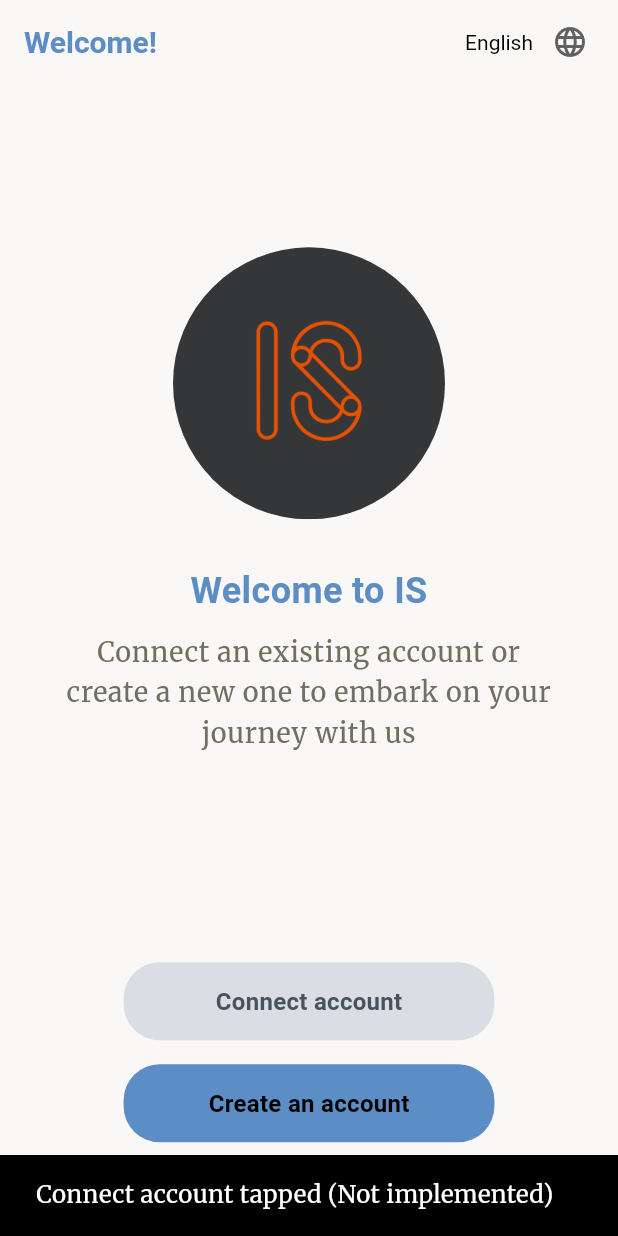
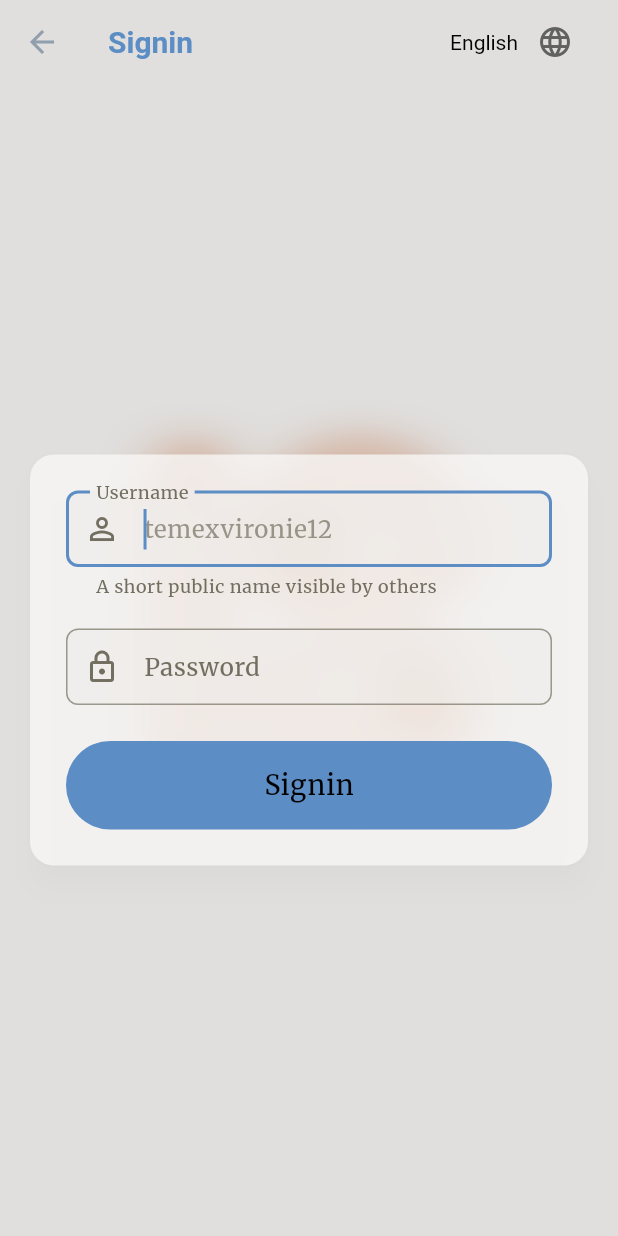
Before and after one commit to recordbreakersorg/ins, a Flutter app: the screen it shows after launch, after a tap on "Connect account", on a phone screen of 412 x 824 dp. Run offline on Flutter 3.47's test engine with Material 3 defaults, Android fonts, the phone set to English and light mode, and no system bars; our stand-ins replace flutter_markdown, google_fonts, intl_phone_number_input, logger, shared_preferences; network calls fail.

Commit message:
Addind pages

```diff
--- a/lib/backend.dart
+++ b/lib/backend.dart
@@ -4,7 +4,7 @@ import 'package:ins/models.dart' as models;
 import 'package:http/http.dart' as http;
 
 String getBackendBase() {
-  return kDebugMode ? "http://localhost:8080" : "https://api.ins.rbs.cm";
+  return kDebugMode ? "http://191.168.1.192:8080" : "https://api.ins.rbs.cm";
 }
 
 Future<Map<String, dynamic>> query(
--- a/lib/l10n/app_en.arb
+++ b/lib/l10n/app_en.arb
@@ -2,6 +2,7 @@
   "acceptContinue": "Accept & Continue",
   "contactInformation": "Contact Information",
   "accountCreatedSuccesfuly": "#Account succefsully created",
+  "couldNotSaveAppState": "Could not save app State",
   "invalidDomainComponent": "Invalid domain component",
   "loadingTerms": "Loading terms of service",
   "passwordsDoNotMatch": "Passwords do not match",
@@ -55,6 +56,7 @@
   "areWeGoing": "Are we going?",
   "editProfile": "Edit Profile",
   "reenterPassword": "Re-enter password",
+  "signin": "Signin",
   "username": "Username",
   "loginInformations": "Login information",
   "invalidCharacterInEmail": "Invalid character in email ",
--- a/lib/l10n/app_fr.arb
+++ b/lib/l10n/app_fr.arb
@@ -2,6 +2,7 @@
   "acceptContinue": "Accepter & Continuer",
   "contactInformation": "Informations de contact",
   "accountCreatedSuccesfuly": "##Account succefsully created",
+  "couldNotSaveAppState": "#Could not save app State",
   "invalidDomainComponent": "Composant de domaine invalide",
   "loadingTerms": "Chargement des conditions d'utilisation",
   "passwordsDoNotMatch": "Les mots de passe ne correspondent pas",
@@ -55,6 +56,7 @@
   "areWeGoing": "On y va ?",
   "editProfile": "Modifier le profil",
   "reenterPassword": "Retapez votre mot de passe",
+  "signin": "#Signin",
   "username": "Nom d'utilisateur",
   "loginInformations": "Informations de connexion",
   "invalidCharacterInEmail": "Caractère invalide dans l'e-mail",
--- a/lib/l10n/app_localizations.dart
+++ b/lib/l10n/app_localizations.dart
@@ -115,6 +115,12 @@ abstract class AppLocalizations {
   /// In en, this message translates to:
   /// **'#Account succefsully created'**
   String get accountCreatedSuccesfuly;
+
+  /// No description provided for @couldNotSaveAppState.
+  ///
+  /// In en, this message translates to:
+  /// **'Could not save app State'**
+  String get couldNotSaveAppState;
 
   /// No description provided for @invalidDomainComponent.
   ///
@@ -434,6 +440,12 @@ abstract class AppLocalizations {
   /// **'Re-enter password'**
   String get reenterPassword;
 
+  /// No description provided for @signin.
+  ///
+  /// In en, this message translates to:
+  /// **'Signin'**
+  String get signin;
+
   /// No description provided for @username.
   ///
   /// In en, this message translates to:
--- a/lib/l10n/app_localizations_en.dart
+++ b/lib/l10n/app_localizations_en.dart
@@ -16,6 +16,9 @@ class AppLocalizationsEn extends AppLocalizations {
 
   @override
   String get accountCreatedSuccesfuly => '#Account succefsully created';
+
+  @override
+  String get couldNotSaveAppState => 'Could not save app State';
 
   @override
   String get invalidDomainComponent => 'Invalid domain component';
@@ -188,6 +191,9 @@ class AppLocalizationsEn extends AppLocalizations {
   String get reenterPassword => 'Re-enter password';
 
   @override
+  String get signin => 'Signin';
+
+  @override
   String get username => 'Username';
 
   @override
--- a/lib/l10n/app_localizations_fr.dart
+++ b/lib/l10n/app_localizations_fr.dart
@@ -16,6 +16,9 @@ class AppLocalizationsFr extends AppLocalizations {
 
   @override
   String get accountCreatedSuccesfuly => '##Account succefsully created';
+
+  @override
+  String get couldNotSaveAppState => '#Could not save app State';
 
   @override
   String get invalidDomainComponent => 'Composant de domaine invalide';
@@ -191,6 +194,9 @@ class AppLocalizationsFr extends AppLocalizations {
   String get reenterPassword => 'Retapez votre mot de passe';
 
   @override
+  String get signin => '#Signin';
+
+  @override
   String get username => 'Nom d\'utilisateur';
 
   @override
--- /dev/null
+++ b/lib/pages/sign/signin.dart
@@ -0,0 +1,259 @@
+import 'dart:ui';
+import 'package:flutter/material.dart';
+import 'package:flutter/services.dart';
+import 'package:ins/appstate.dart';
+import 'package:ins/l10n/app_localizations.dart';
+import 'package:ins/widgets/locale_chooser.dart';
+import 'package:ins/backend.dart' as backend;
+import 'package:ins/models.dart' as models;
+
+class SigninPage extends StatelessWidget {
+  final TextEditingController _usernameController = TextEditingController();
+  final TextEditingController _passwordController = TextEditingController();
+  SigninPage({super.key});
+
+  // Define a breakpoint for wide screens
+  static const double _wideScreenBreakpoint = 720.0;
+
+  @override
+  Widget build(BuildContext context) {
+    return Scaffold(
+      appBar: AppBar(
+        title: Text(AppLocalizations.of(context)!.signin),
+        leading: const BackButton(),
+        backgroundColor: Colors.transparent, // Make AppBar transparent
+        elevation: 0, // No shadow for AppBar
+        actions: const [LocaleChooserWidget(), SizedBox(width: 30)],
+      ),
+      extendBodyBehindAppBar: true, // Allow body to extend behind AppBar
+      body: Stack(
+        children: [
+          Column(
+            mainAxisAlignment: MainAxisAlignment.center,
+            children: [
+              Padding(
+                padding: EdgeInsetsGeometry.all(100),
+                child: Image.asset(
+                  "assets/icon/is-transparent-crop.png", // Ensure this path is correct
+                  fit: BoxFit.cover,
+                  errorBuilder: (context, error, stackTrace) {
+                    // Fallback if image fails to load
+                    return Container(
+                      color: Theme.of(context).colorScheme.secondary,
+                    );
+                  },
+                ),
+              ),
+            ],
+          ),
+
+          Positioned.fill(
+            child: BackdropFilter(
+              filter: ImageFilter.blur(sigmaX: 20, sigmaY: 15),
+              child: Container(
+                // Add a subtle tint to the blur for better text contrast if needed
+                color: Colors.black.withOpacity(0.1),
+              ),
+            ),
+          ),
+
+          // 3. Content Layer
+          SafeArea(
+            child: LayoutBuilder(
+              builder: (context, constraints) {
+                final bool isWideScreen =
+                    constraints.maxWidth > _wideScreenBreakpoint;
+
+                if (isWideScreen) {
+                  // Wide screen layout: Two-pane
+                  return Row(
+                    children: [
+                      // Left pane (can be empty, show another graphic, or branding)
+                      Expanded(flex: 1, child: _buildLeftPane(context)),
+                      // Right pane (form content)
+                      Expanded(
+                        flex: 1, // Adjust flex
+                        child: Center(
+                          // Center the card in this pane
+                          child: _buildFormContentCard(context),
+                        ),
+                      ),
+                    ],
+                  );
+                } else {
+                  // Narrow screen layout: Single centered column
+                  return Center(child: _buildFormContentCard(context));
+                }
+              },
+            ),
+          ),
+        ],
+      ),
+    );
+  }
+
+  Widget _buildFormContentCard(BuildContext context) {
+    return Padding(
+      // Add padding around the card itself for spacing from screen edges
+      padding: const EdgeInsets.symmetric(horizontal: 20.0, vertical: 20.0),
+      child: Material(
+        elevation: 8.0,
+        borderRadius: BorderRadius.circular(16.0),
+        // Make card background slightly transparent to blend with blurred background
+        color: Theme.of(context).colorScheme.surface.withAlpha(200),
+        child: SingleChildScrollView(
+          // Allows content to scroll if it's too long
+          padding: const EdgeInsets.all(24.0),
+          child: ConstrainedBox(
+            constraints: const BoxConstraints(
+              maxWidth: 400, // Max width for the form content itself
+            ),
+            child: Column(
+              mainAxisSize:
+                  MainAxisSize.min, // So column takes minimum necessary height
+              crossAxisAlignment:
+                  CrossAxisAlignment.stretch, // Button will stretch
+              children: [
+                _buildSigninForm(context),
+                const SizedBox(height: 24.0), // Spacing before the button
+                FilledButton(
+                  onPressed: () => _signinUser(context),
+                  style: FilledButton.styleFrom(
+                    padding: const EdgeInsets.symmetric(vertical: 16.0),
+                    textStyle: Theme.of(context).textTheme.labelLarge,
+                  ),
+                  child: Text(
+                    AppLocalizations.of(context)!.signin,
+                    style: Theme.of(context).textTheme.bodyLarge,
+                  ),
+                ),
+              ],
+            ),
+          ),
+        ),
+      ),
+    );
+  }
+
+  Widget _buildLeftPane(BuildContext context) {
+    return SizedBox(
+      height: 400,
+      width: 400,
+      child: Card(
+        margin: EdgeInsets.zero,
+        shape: RoundedSuperellipseBorder(
+          borderRadius: BorderRadius.only(
+            topRight: Radius.circular(5),
+            bottomRight: Radius.circular(5),
+          ),
+        ),
+        color: Theme.of(context).colorScheme.primaryContainer.withAlpha(200),
+        child: Padding(
+          padding: EdgeInsets.symmetric(vertical: 40, horizontal: 30),
+          child: Column(
+            children: [
+              Center(
+                child: Column(
+                  children: [
+                    Text(
+                      AppLocalizations.of(context)!.welcomeToIS,
+                      style: Theme.of(context).textTheme.displayLarge,
+                    ),
+                    const SizedBox(height: 30),
+                    Text(
+                      AppLocalizations.of(context)!.sloganShort,
+                      textAlign: TextAlign.center,
+                      style: Theme.of(context).textTheme.bodyLarge?.copyWith(
+                        color: Theme.of(
+                          context,
+                        ).colorScheme.onSecondaryContainer.withAlpha(128),
+                        fontStyle: FontStyle.italic,
+                      ),
+                    ),
+                  ],
+                ),
+              ),
+            ],
+          ),
+        ),
+      ),
+    );
+  }
+
+  Widget _buildSigninForm(BuildContext context) {
+    return Column(
+      children: [
+        TextField(
+          controller: _usernameController,
+          decoration: InputDecoration(
+            prefixIcon: Icon(Icons.person_outline),
+            labelText: AppLocalizations.of(context)!.username,
+            hintText: 'temexvironie12',
+            border: OutlineInputBorder(),
+            helperText: AppLocalizations.of(context)!.usernameDesc,
+          ),
+          autofocus: true,
+          keyboardType: TextInputType.text,
+          textCapitalization: TextCapitalization.none,
+          autocorrect: false,
+          inputFormatters: [
+            FilteringTextInputFormatter(
+              " ",
+              replacementString: "_",
+              allow: false,
+            ),
+            FilteringTextInputFormatter.deny(RegExp(r'[^a-z0-9_]')),
+          ],
+        ),
+        SizedBox(height: 20),
+        TextField(
+          controller: _passwordController,
+          decoration: InputDecoration(
+            prefixIcon: Icon(Icons.lock_outlined),
+            labelText: AppLocalizations.of(context)!.password,
+            border: OutlineInputBorder(),
+          ),
+          obscureText: true,
+        ),
+      ],
+    );
+  }
+
+  void _signinUser(BuildContext context) async {
+    try {
+      final result = await backend.query("v1/signin", {
+        "username": _usernameController.text,
+        "password": _passwordController.text,
+      }, null);
+      if (result['status'] as int < 0) {
+        throw Exception(result['message'] as String);
+      }
+      final session = models.Session.fromJson(
+        result["session"] as Map<String, dynamic>,
+      );
+      final user = models.User.fromJson(result["user"] as Map<String, dynamic>);
+
+      final state = await AppState.load();
+      state.session = session;
+      state.user = user;
+      try {
+        await state.save();
+      } catch (e) {
+        if (context.mounted) {
+          throw Exception(AppLocalizations.of(context)!.couldNotSaveAppState);
+        }
+      }
+    } catch (e) {
+      if (!context.mounted) return;
+      ScaffoldMessenger.of(context).showSnackBar(
+        SnackBar(
+          content: Text(e.toString()),
+          action: SnackBarAction(
+            label: AppLocalizations.of(context)!.retry,
+            onPressed: () {},
+          ),
+        ),
+      );
+    }
+  }
+}
--- a/lib/pages/welcomepage.dart
+++ b/lib/pages/welcomepage.dart
@@ -1,5 +1,6 @@
 import 'package:flutter/material.dart';
 import 'package:ins/l10n/app_localizations.dart';
+import 'package:ins/pages/sign/signin.dart';
 import 'package:ins/pages/sign/signup/launcher.dart';
 import 'package:ins/widgets/locale_chooser.dart';
 
@@ -72,12 +73,8 @@ class WelcomePage extends StatelessWidget {
                   context: context,
                   text: AppLocalizations.of(context)!.connectAccount,
                   onPressed: () {
-                    ScaffoldMessenger.of(context).showSnackBar(
-                      const SnackBar(
-                        content: Text(
-                          "Connect account tapped (Not implemented)",
-                        ),
-                      ),
+                    Navigator.of(context).push(
+                      MaterialPageRoute(builder: (context) => SigninPage()),
                     );
                   },
                   isPrimary: false,
```
Also changed, not shown: 2 other files.
